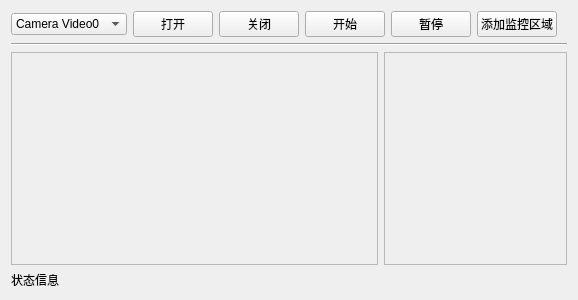
Above: Tools/1.3_TestTool/blackcheckform.ui from ZhengPengqiao/QtStudy before the change. Below: the same form after it.
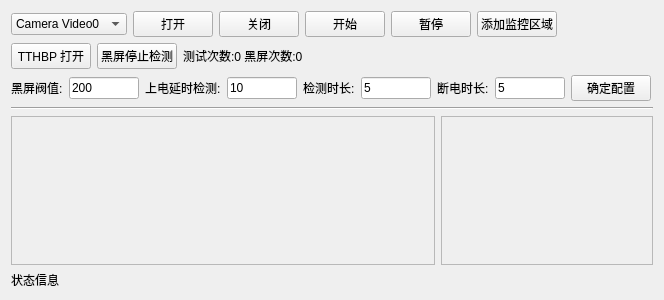
That is the form after the change.

Commit message: 使用信号, 将断电请求通过TTHBP发送出去

Patch:
```diff
--- a/Tools/1.3_TestTool/blackcheckform.ui
+++ b/Tools/1.3_TestTool/blackcheckform.ui
@@ -6,7 +6,7 @@
    <rect>
     <x>0</x>
     <y>0</y>
-    <width>578</width>
+    <width>664</width>
     <height>300</height>
    </rect>
   </property>
@@ -92,6 +92,133 @@
        </item>
       </layout>
      </item>
+     <item>
+      <layout class="QHBoxLayout" name="horizontalLayout_3">
+       <item>
+        <widget class="QPushButton" name="pushButton_tthbp">
+         <property name="text">
+          <string>TTHBP 打开</string>
+         </property>
+         <property name="checkable">
+          <bool>true</bool>
+         </property>
+        </widget>
+       </item>
+       <item>
+        <widget class="QPushButton" name="pushButton_blankCtrl">
+         <property name="text">
+          <string>黑屏停止检测</string>
+         </property>
+         <property name="checkable">
+          <bool>true</bool>
+         </property>
+        </widget>
+       </item>
+       <item>
+        <widget class="QLabel" name="label_checkCount">
+         <property name="text">
+          <string>测试次数:0 黑屏次数:0</string>
+         </property>
+        </widget>
+       </item>
+       <item>
+        <spacer name="horizontalSpacer_3">
+         <property name="orientation">
+          <enum>Qt::Horizontal</enum>
+         </property>
+         <property name="sizeHint" stdset="0">
+          <size>
+           <width>40</width>
+           <height>20</height>
+          </size>
+         </property>
+        </spacer>
+       </item>
+      </layout>
+     </item>
+     <item>
+      <layout class="QHBoxLayout" name="horizontalLayout_2">
+       <item>
+        <widget class="QLabel" name="label_2">
+         <property name="text">
+          <string>黑屏阀值:</string>
+         </property>
+        </widget>
+       </item>
+       <item>
+        <widget class="QLineEdit" name="lineEdit_blackhold">
+         <property name="text">
+          <string>200</string>
+         </property>
+        </widget>
+       </item>
+       <item>
+        <widget class="QLabel" name="label_3">
+         <property name="text">
+          <string>上电延时检测:</string>
+         </property>
+        </widget>
+       </item>
+       <item>
+        <widget class="QLineEdit" name="lineEdit_delayCheckDuration">
+         <property name="text">
+          <string>10</string>
+         </property>
+        </widget>
+       </item>
+       <item>
+        <widget class="QLabel" name="label_5">
+         <property name="text">
+          <string>检测时长:</string>
+         </property>
+        </widget>
+       </item>
+       <item>
+        <widget class="QLineEdit" name="lineEdit_checkDuration">
+         <property name="text">
+          <string>5</string>
+         </property>
+        </widget>
+       </item>
+       <item>
+        <widget class="QLabel" name="label_4">
+         <property name="text">
+          <string>断电时长:</string>
+         </property>
+        </widget>
+       </item>
+       <item>
+        <widget class="QLineEdit" name="lineEdit_powerOffDuration">
+         <property name="text">
+          <string>5</string>
+         </property>
+        </widget>
+       </item>
+       <item>
+        <widget class="QPushButton" name="pushButton_Setting">
+         <property name="text">
+          <string>确定配置</string>
+         </property>
+         <property name="checkable">
+          <bool>true</bool>
+         </property>
+        </widget>
+       </item>
+       <item>
+        <spacer name="horizontalSpacer_2">
+         <property name="orientation">
+          <enum>Qt::Horizontal</enum>
+         </property>
+         <property name="sizeHint" stdset="0">
+          <size>
+           <width>40</width>
+           <height>20</height>
+          </size>
+         </property>
+        </spacer>
+       </item>
+      </layout>
+     </item>
      <item>
       <widget class="Line" name="line">
        <property name="orientation">
@@ -114,8 +241,8 @@
            <rect>
             <x>0</x>
             <y>0</y>
-            <width>365</width>
-            <height>209</height>
+            <width>422</width>
+            <height>141</height>
            </rect>
           </property>
           <layout class="QGridLayout" name="gridLayout_3" columnstretch="0,0">
@@ -155,8 +282,8 @@
            <rect>
             <x>0</x>
             <y>0</y>
-            <width>181</width>
-            <height>209</height>
+            <width>210</width>
+            <height>141</height>
            </rect>
           </property>
           <layout class="QGridLayout" name="gridLayout_2">
```
Left out of the diff: 63 changed lines with no effect on the pictures. The commit also changes 7 other files.
